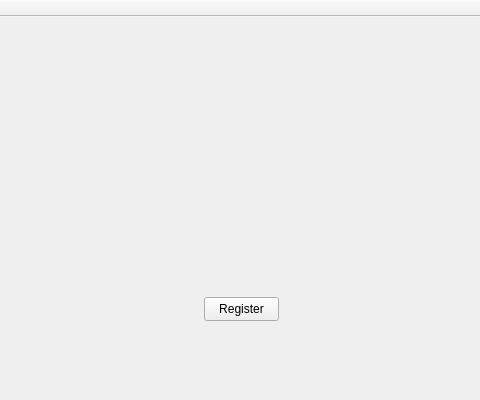
rusuuu/Professional-Googlers, file Gartic-Frontend/Gartic-Frontend/RegisterWindow.ui: the form before one commit; both pictures show x 96 to 576 and y 0 to 400 of the 708 by 400 pixel window.
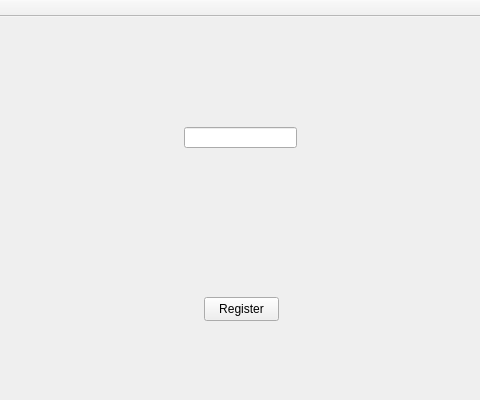
The form after the commit.

Commit message: Registration input for email added

```diff
--- a/Gartic-Frontend/Gartic-Frontend/RegisterWindow.ui
+++ b/Gartic-Frontend/Gartic-Frontend/RegisterWindow.ui
@@ -27,6 +27,16 @@
      <string>Register</string>
     </property>
    </widget>
+   <widget class="QLineEdit" name="RegisterEmailInput">
+    <property name="geometry">
+     <rect>
+      <x>280</x>
+      <y>110</y>
+      <width>113</width>
+      <height>21</height>
+     </rect>
+    </property>
+   </widget>
   </widget>
   <widget class="QMenuBar" name="menuBar">
    <property name="geometry">
```
The commit also changes 1 other file.
